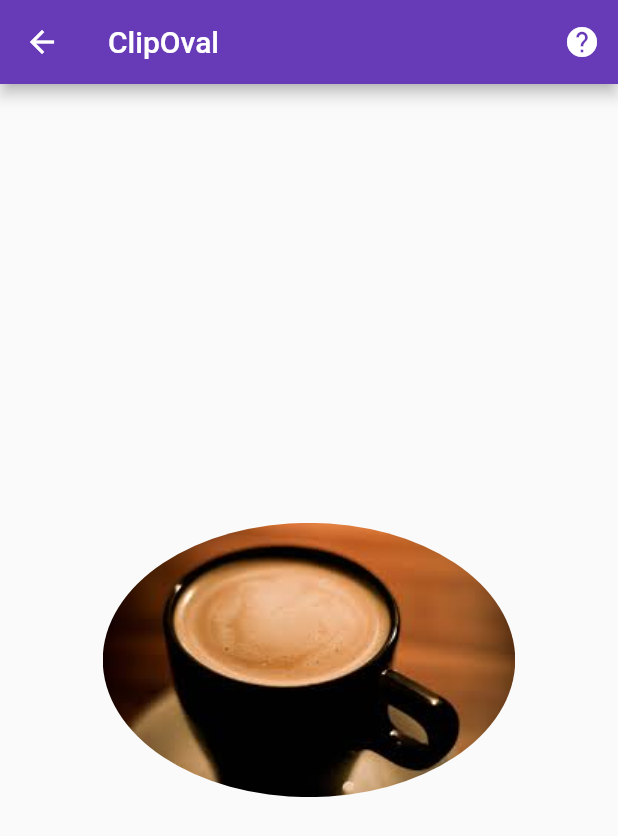
After one commit to sanjay-rb/100-Days-Of-Flutter-Widgets, a Flutter app: the Day78ClipOval screen opened directly, after a tap on the "help" icon, on a phone screen of 412 x 824 dp. The commit adds this screen. Shown: the top 836 px of the screen. Run offline on Flutter 3.47's test engine with Material 2 defaults, Android fonts, the phone set to English and light mode, and no system bars.

Commit message:
Day78 Completed with ClipOval

```diff
--- /dev/null
+++ b/hundred_days_of_flutter_widget/lib/day078_clip_oval.dart
@@ -0,0 +1,36 @@
+import 'package:flutter/material.dart';
+import 'package:url_launcher/url_launcher.dart';
+
+class Day78ClipOval extends StatelessWidget {
+  const Day78ClipOval({Key key}) : super(key: key);
+
+  @override
+  Widget build(BuildContext context) {
+    return Scaffold(
+      body: SafeArea(
+          child: Center(
+        // ! Simpley a clipper to clip oval shape....
+        child: ClipOval(child: Image.asset('images/coffee.jpg')),
+      )),
+      appBar: AppBar(
+        title: Text('ClipOval'),
+        actions: <Widget>[
+          IconButton(
+            icon: Icon(Icons.help),
+            onPressed: () async {
+              const url =
+                  'https://github.com/sanjaysanju618/100-Days-Of-Flutter-Widgets/' +
+                      'blob/master/hundred_days_of_flutter_widget/' +
+                      'lib/day078_clip_oval.dart';
+              if (await canLaunch(url)) {
+                await launch(url);
+              } else {
+                throw 'Could not launch $url';
+              }
+            },
+          )
+        ],
+      ),
+    );
+  }
+}
--- a/hundred_days_of_flutter_widget/lib/main.dart
+++ b/hundred_days_of_flutter_widget/lib/main.dart
@@ -75,6 +75,7 @@ import 'package:hundreddaysofflutterwidget/day074_progress_indicator.dart';
 import 'package:hundreddaysofflutterwidget/day075_divider.dart';
 import 'package:hundreddaysofflutterwidget/day076_ignore_pointer.dart';
 import 'package:hundreddaysofflutterwidget/day077_cupertino_activity_indicator.dart';
+import 'package:hundreddaysofflutterwidget/day078_clip_oval.dart';
 import 'package:hundreddaysofflutterwidget/inherited_widget/day037_inherited_widget.dart';
 import 'package:url_launcher/url_launcher.dart';
 
@@ -185,7 +186,8 @@ class _MainPageState extends State<MainPage> {
     "ProgressIndicator": Day74ProgressIndicator(),
     "Divider": Day75Divider(),
     "IgnorePointer": Day76IgnorePointer(),
-    "CupertinoActivityIndicator": Day77CupertinoActivityIndicator()
+    "CupertinoActivityIndicator": Day77CupertinoActivityIndicator(),
+    "ClipOval": Day78ClipOval()
   };
 
   List _listTitle = [
@@ -265,7 +267,8 @@ class _MainPageState extends State<MainPage> {
     "ProgressIndicator",
     "Divider",
     "IgnorePointer",
-    "CupertinoActivityIndicator"
+    "CupertinoActivityIndicator",
+    "ClipOval"
   ];
 
   List fliter = List<String>();
```
Also changed, not shown: 1 other file.
